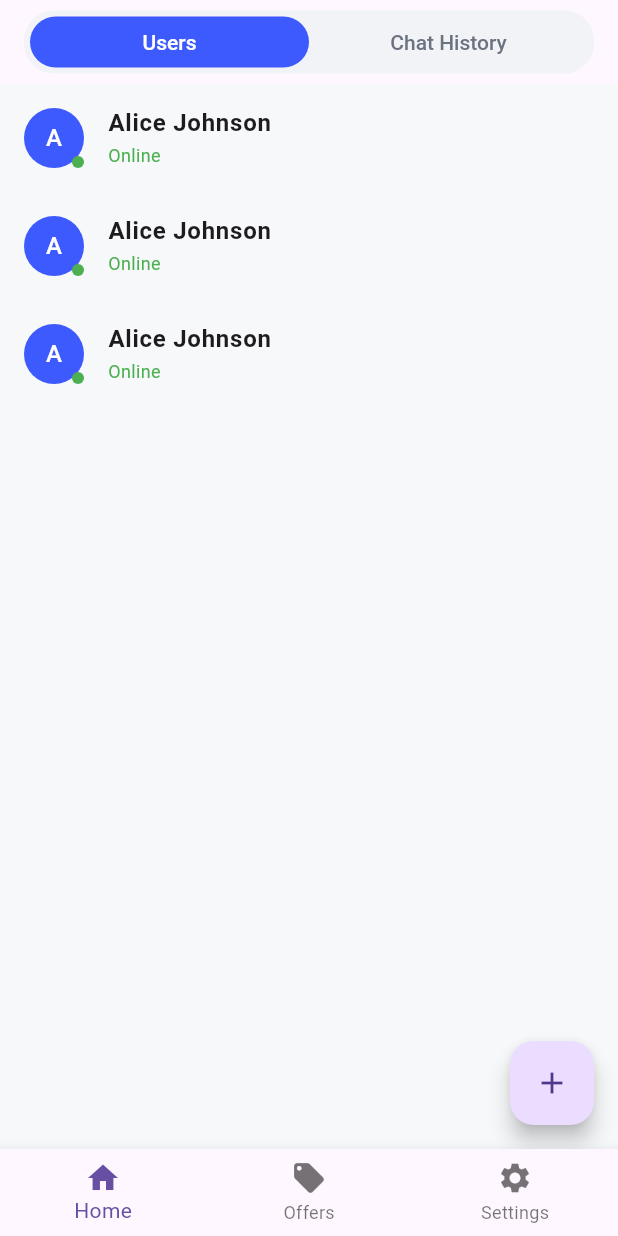
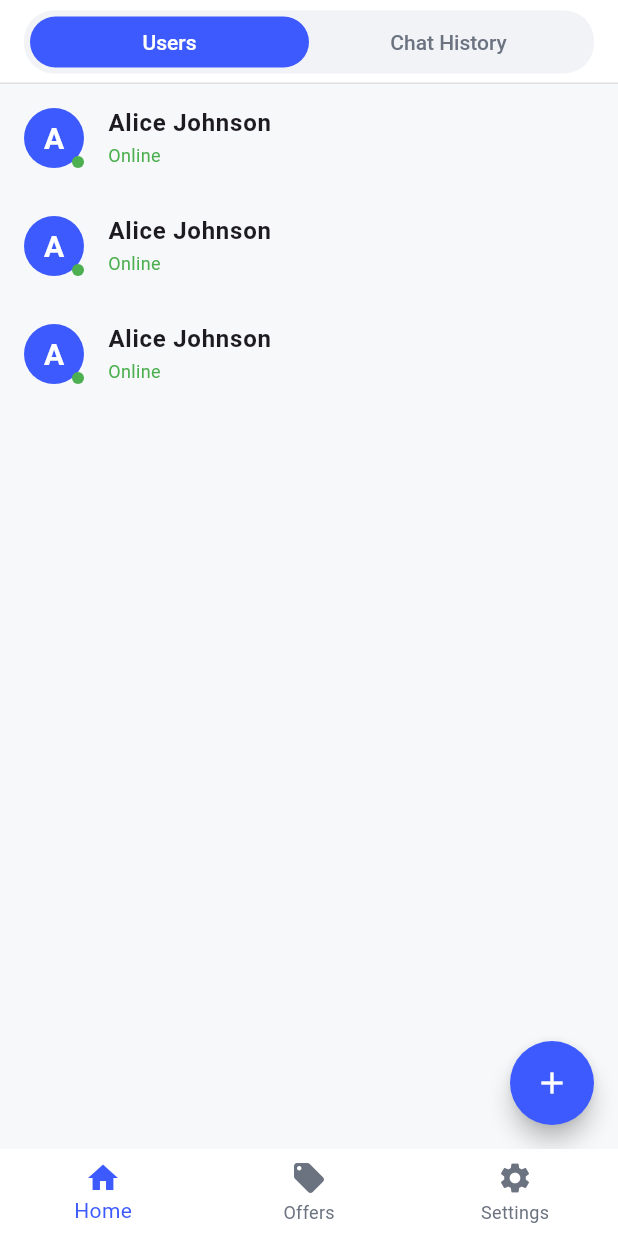
Before and after one commit to UprightBiswa/minichat, a Flutter app: the screen it shows after launch, on a phone screen of 412 x 824 dp. Run offline on Flutter 3.47's test engine with Material 3 defaults, Android fonts, the phone set to English and light mode, and no system bars; our stand-ins replace flutter_bloc.

Commit message:
ui theme

```diff
--- a/lib/core/theme/app_text_styles.dart
+++ b/lib/core/theme/app_text_styles.dart
@@ -19,4 +19,13 @@ class AppTextStyles {
     fontSize: 14,
     fontWeight: FontWeight.w500,
   );
+  static const TextStyle title = TextStyle(
+    fontSize: 20,
+    fontWeight: FontWeight.w600,
+    color: AppColors.textPrimary,
+  );
+  static const TextStyle subtitle = TextStyle(
+    fontSize: 16,
+    color: AppColors.textSecondary,
+  );
 }
--- /dev/null
+++ b/lib/core/theme/app_theme.dart
@@ -0,0 +1,58 @@
+import 'package:flutter/material.dart';
+import 'app_colors.dart';
+import 'app_text_styles.dart';
+
+ThemeData get appTheme {
+  return ThemeData(
+    primaryColor: AppColors.primary,
+    scaffoldBackgroundColor: AppColors.background,
+    appBarTheme: AppBarTheme(
+      backgroundColor: Colors.white,
+      elevation: 0,
+      shape: Border(
+        bottom: BorderSide(
+          color: Colors.grey.shade300, // The color of your line
+          width: 1.0, // The thickness of your line
+        ),
+      ),
+    ),
+    floatingActionButtonTheme: FloatingActionButtonThemeData(
+      backgroundColor: AppColors.primary,
+      foregroundColor: Colors.white,
+      shape: ShapeBorder.lerp(
+        RoundedRectangleBorder(borderRadius: BorderRadius.circular(50)),
+        RoundedRectangleBorder(borderRadius: BorderRadius.circular(50)),
+        0.5,
+      ),
+    ),
+    textTheme: TextTheme(
+      bodyLarge: AppTextStyles.body,
+      bodyMedium: AppTextStyles.body,
+      titleMedium: AppTextStyles.title,
+      titleSmall: AppTextStyles.subtitle,
+    ),
+    inputDecorationTheme: InputDecorationTheme(
+      border: OutlineInputBorder(
+        borderRadius: BorderRadius.circular(8),
+        borderSide: BorderSide(color: AppColors.primary),
+      ),
+      focusedBorder: OutlineInputBorder(
+        borderRadius: BorderRadius.circular(8),
+        borderSide: BorderSide(color: AppColors.primary, width: 2),
+      ),
+    ),
+    elevatedButtonTheme: ElevatedButtonThemeData(
+      style: ElevatedButton.styleFrom(
+        backgroundColor: AppColors.primary,
+        foregroundColor: Colors.white,
+        shape: RoundedRectangleBorder(borderRadius: BorderRadius.circular(8)),
+      ),
+    ),
+    bottomNavigationBarTheme: BottomNavigationBarThemeData(
+      backgroundColor: Colors.white,
+      selectedItemColor: AppColors.primary,
+      unselectedItemColor: AppColors.tabSwitcherInactiveText,
+      elevation: 0,
+    ),
+  );
+}
--- a/lib/features/chat/presentation/chat_screen.dart
+++ b/lib/features/chat/presentation/chat_screen.dart
@@ -47,33 +47,20 @@ class _ChatScreenState extends State<ChatScreen> {
       ),
       child: Scaffold(
         appBar: AppBar(
-          leading: Padding(
+          title: Row(
+            children: [
+              Padding(
                 padding: const EdgeInsets.all(8.0),
-            child: Stack(
-              children: [
-                CircleAvatar(
+                child: CircleAvatar(
                   backgroundColor: AppColors.primary,
                   child: Text(
                     widget.user.name[0].toUpperCase(),
                     style: TextStyle(color: Colors.white),
                   ),
                 ),
-                Positioned(
-                  bottom: 0,
-                  right: 0,
-                  child: Container(
-                    width: 8,
-                    height: 8,
-                    decoration: BoxDecoration(
-                      color: widget.user.isOnline ? Colors.green : Colors.grey,
-                      shape: BoxShape.circle,
               ),
-                  ),
-                ),
-              ],
-            ),
-          ),
-          title: Column(
+              const SizedBox(width: 8),
+              Column(
                 crossAxisAlignment: CrossAxisAlignment.start,
                 children: [
                   Text(widget.user.name, style: TextStyle(fontSize: 16)),
@@ -83,6 +70,8 @@ class _ChatScreenState extends State<ChatScreen> {
                       fontSize: 12,
                       color: widget.user.isOnline ? Colors.green : Colors.grey,
                     ),
+                  ),
+                ],
               ),
             ],
           ),
--- a/lib/features/home/presentation/pages/home_page.dart
+++ b/lib/features/home/presentation/pages/home_page.dart
@@ -7,8 +7,10 @@ import 'chat_history_page.dart';
 import '../../../users/presentation/users_list_page.dart';
 
 class HomePage extends StatefulWidget {
+  const HomePage({super.key});
+
   @override
-  _HomePageState createState() => _HomePageState();
+  State<HomePage> createState() => _HomePageState();
 }
 
 class _HomePageState extends State<HomePage> {
--- a/lib/main.dart
+++ b/lib/main.dart
@@ -1,7 +1,6 @@
 import 'package:flutter/material.dart';
 import 'package:flutter_bloc/flutter_bloc.dart';
-import 'core/theme/app_colors.dart';
-import 'core/theme/app_text_styles.dart';
+import 'core/theme/app_theme.dart';
 import 'features/home/bloc/home_tab_cubit.dart';
 import 'features/home/presentation/pages/home_page.dart';
 import 'features/users/bloc/users_cubit.dart';
@@ -52,10 +51,7 @@ class MyApp extends StatelessWidget {
       child: MaterialApp(
         title: 'Mini Chat App',
         debugShowCheckedModeBanner: false,
-        theme: ThemeData(
-          primaryColor: AppColors.primary,
-          scaffoldBackgroundColor: AppColors.background,
-        ),
+        theme: appTheme,
         home: MainScreen(),
       ),
     );
--- a/lib/main_screen.dart
+++ b/lib/main_screen.dart
@@ -2,8 +2,10 @@ import 'package:flutter/material.dart';
 import 'features/home/presentation/pages/home_page.dart';
 
 class MainScreen extends StatefulWidget {
+  const MainScreen({super.key});
+
   @override
-  _MainScreenState createState() => _MainScreenState();
+  State<MainScreen> createState() => _MainScreenState();
 }
 
 class _MainScreenState extends State<MainScreen> {
```
Lines whose indentation alone changed are shown as unchanged.
